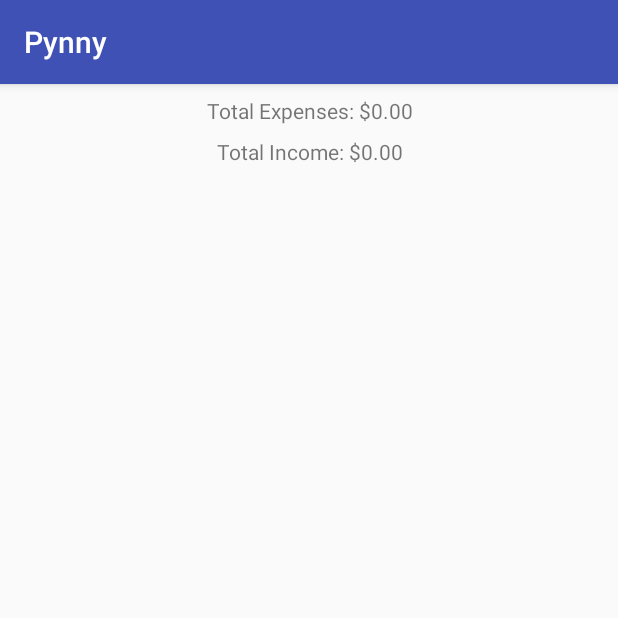
After one commit to zach-king/PynnyAndroid, an Android app: the ReportingActivity screen opened directly, with no data from a screen before it, on a phone screen of 412 x 824 dp, the top half of it. The commit adds this screen. Run offline under Robolectric (Android 15) with nearby library versions, the phone set to English and light mode, and no system bars.

Commit message:
reporting page started; total expenses and total income set

```diff
--- a/app/build.gradle
+++ b/app/build.gradle
@@ -24,8 +24,8 @@ dependencies {
     androidTestCompile('com.android.support.test.espresso:espresso-core:2.2.2', {
         exclude group: 'com.android.support', module: 'support-annotations'
     })
-    compile 'com.android.support:appcompat-v7:25.+'
+    compile 'com.android.support:appcompat-v7:25.3.1'
     compile 'com.android.support.constraint:constraint-layout:1.0.2'
-    compile 'com.android.support:design:25.+'
+    compile 'com.android.support:design:25.3.1'
     testCompile 'junit:junit:4.12'
 }
--- a/app/src/main/AndroidManifest.xml
+++ b/app/src/main/AndroidManifest.xml
@@ -49,12 +49,16 @@
         <activity
             android:name=".activities.create.CreateCategoryActivity"
             android:parentActivityName=".activities.all.AllCategoriesActivity" />
-        <activity android:name=".activities.create.CreateWalletActivity"
-            android:parentActivityName=".activities.all.AllWalletsActivity"/>
-        <activity android:name=".activities.create.CreateTransactionActivity"
-            android:parentActivityName=".activities.all.AllTransactionsActivity"/>
-        <activity android:name=".activities.create.CreateBudgetActivity"
-            android:parentActivityName=".activities.all.AllBudgetsActivity"></activity>
+        <activity
+            android:name=".activities.create.CreateWalletActivity"
+            android:parentActivityName=".activities.all.AllWalletsActivity" />
+        <activity
+            android:name=".activities.create.CreateTransactionActivity"
+            android:parentActivityName=".activities.all.AllTransactionsActivity" />
+        <activity
+            android:name=".activities.create.CreateBudgetActivity"
+            android:parentActivityName=".activities.all.AllBudgetsActivity" />
+        <activity android:name=".activities.reporting.ReportingActivity"></activity>
     </application>
 
 </manifest>
--- a/app/src/main/java/king/zach/pynny/MainActivity.java
+++ b/app/src/main/java/king/zach/pynny/MainActivity.java
@@ -9,6 +9,7 @@ import king.zach.pynny.activities.all.AllBudgetsActivity;
 import king.zach.pynny.activities.all.AllCategoriesActivity;
 import king.zach.pynny.activities.all.AllTransactionsActivity;
 import king.zach.pynny.activities.all.AllWalletsActivity;
+import king.zach.pynny.activities.reporting.ReportingActivity;
 
 public class MainActivity extends AppCompatActivity {
 
@@ -38,4 +39,9 @@ public class MainActivity extends AppCompatActivity {
         Intent intent = new Intent(this, AllBudgetsActivity.class);
         startActivity(intent);
     }
+
+    public void viewReport(View view) {
+        Intent intent = new Intent(this, ReportingActivity.class);
+        startActivity(intent);
+    }
 }
--- /dev/null
+++ b/app/src/main/java/king/zach/pynny/activities/reporting/ReportingActivity.java
@@ -0,0 +1,50 @@
+package king.zach.pynny.activities.reporting;
+
+import android.support.v7.app.AppCompatActivity;
+import android.os.Bundle;
+import android.widget.TextView;
+
+import king.zach.pynny.R;
+import king.zach.pynny.database.models.Report;
+import king.zach.pynny.utils.ReportingUtil;
+
+public class ReportingActivity extends AppCompatActivity {
+
+    private static String TAG = "ReportingActivity";
+
+    private ReportingUtil reportingUtil;
+    private Report report;
+
+    private TextView tvTotalExpenses;
+    private TextView tvTotalIncome;
+
+    @Override
+    protected void onCreate(Bundle savedInstanceState) {
+        super.onCreate(savedInstanceState);
+        setContentView(R.layout.activity_reporting);
+
+        if (reportingUtil == null) {
+            reportingUtil = ReportingUtil.getInstance(this.getApplicationContext());
+        }
+
+        if (tvTotalExpenses == null) {
+            tvTotalExpenses = (TextView) findViewById(R.id.tvTotalExpenses);
+        }
+
+        if (tvTotalIncome == null) {
+            tvTotalIncome = (TextView) findViewById(R.id.tvTotalIncome);
+        }
+
+
+        // Get the report
+        report = reportingUtil.generateReport();
+
+        // Set widget values
+        showReport();
+    }
+
+    private void showReport() {
+        tvTotalExpenses.setText(getResources().getString(R.string.total_expenses, report.totalExpenses));
+        tvTotalIncome.setText(getResources().getString(R.string.total_income, report.totalIncome));
+    }
+}
--- a/app/src/main/java/king/zach/pynny/database/PynnyDBHandler.java
+++ b/app/src/main/java/king/zach/pynny/database/PynnyDBHandler.java
@@ -229,7 +229,12 @@ public class PynnyDBHandler extends SQLiteOpenHelper {
 
         // Propagate the effects of the transaction to the corresponding wallet
         Log.v(TAG, "Deducting transaction amount from wallet balance");
-        transaction.getWallet().setBalance(transaction.getWallet().getBalance() - transaction.getAmount());
+        if (transaction.getCategory().getIsIncome()) {
+            transaction.getWallet().setBalance(transaction.getWallet().getBalance() + transaction.getAmount());
+        } else {
+            transaction.getWallet().setBalance(transaction.getWallet().getBalance() - transaction.getAmount());
+        }
+
         successful = this.updateWallet(transaction.getWallet());
         if (!successful)
             return false;
@@ -549,4 +554,42 @@ public class PynnyDBHandler extends SQLiteOpenHelper {
         return false;
     }
 
+    public double getTotalExpenses() {
+        double total = 0.0;
+        SQLiteDatabase db = this.getReadableDatabase();
+        String query = "SELECT SUM(" + COLUMN_TRANSACTION_AMOUNT + ") FROM (SELECT " + COLUMN_TRANSACTION_AMOUNT + " FROM " + TABLE_TRANSACTIONS + " JOIN " + TABLE_CATEGORIES +
+                " ON " + TABLE_TRANSACTIONS + "." + COLUMN_TRANSACTION_CATEGORY + " = " + TABLE_CATEGORIES + "." + COLUMN_CATEGORY_ID +
+                " WHERE " + TABLE_CATEGORIES + "." + COLUMN_CATEGORY_IS_INCOME + " = 0)";
+
+        Log.i(TAG, "Running query: " + query);
+        Cursor cursor = db.rawQuery(query, null);
+
+        if (cursor.moveToNext()) {
+            total = cursor.getDouble(0);
+        }
+
+        cursor.close();
+
+        return total;
+    }
+
+    public double getTotalIncome() {
+        double total = 0.0;
+        SQLiteDatabase db = this.getReadableDatabase();
+        String query = "SELECT SUM(" + COLUMN_TRANSACTION_AMOUNT + ") FROM (SELECT " + COLUMN_TRANSACTION_AMOUNT + " FROM " + TABLE_TRANSACTIONS + " JOIN " + TABLE_CATEGORIES +
+                " ON " + TABLE_TRANSACTIONS + "." + COLUMN_TRANSACTION_CATEGORY + " = " + TABLE_CATEGORIES + "." + COLUMN_CATEGORY_ID +
+                " WHERE " + TABLE_CATEGORIES + "." + COLUMN_CATEGORY_IS_INCOME + " = 1)";
+
+        Log.i(TAG, "Running query: " + query);
+        Cursor cursor = db.rawQuery(query, null);
+
+        if (cursor.moveToNext()) {
+            total = cursor.getDouble(0);
+        }
+
+        cursor.close();
+
+        return total;
+    }
+
 }
--- /dev/null
+++ b/app/src/main/java/king/zach/pynny/database/models/Report.java
@@ -0,0 +1,37 @@
+package king.zach.pynny.database.models;
+
+import android.util.Pair;
+
+import java.util.LinkedList;
+import java.util.UUID;
+
+import king.zach.pynny.utils.TimeUtil;
+
+/**
+ * Created by zachking on 11/13/17.
+ */
+
+public class Report {
+
+    private static long sReportCount = 0;
+
+    public long id;
+    public String createdAt;
+
+    public double totalExpenses;
+    public double totalIncome;
+
+    public LinkedList<Pair<String, Double>> expenseByWallet;
+    public LinkedList<Pair<String, Double>> incomeByWallet;
+
+    public LinkedList<Pair<String, Double>> spendingByCategory;
+
+    public long transactionsCount;
+
+    public Report() {
+        this.id = sReportCount;
+        this.createdAt = TimeUtil.getCurrentTimeString();
+
+        sReportCount++;
+    }
+}
--- /dev/null
+++ b/app/src/main/java/king/zach/pynny/utils/ReportingUtil.java
@@ -0,0 +1,43 @@
+package king.zach.pynny.utils;
+
+import android.content.Context;
+import android.database.Cursor;
+import android.database.sqlite.SQLiteDatabase;
+
+import king.zach.pynny.database.PynnyDBHandler;
+import king.zach.pynny.database.models.Report;
+
+/**
+ * Created by zachking on 11/13/17.
+ *
+ * Defines various helper functions for
+ * reporting functionality.
+ */
+
+public class ReportingUtil {
+
+    // Use the singleton design pattern
+    private static ReportingUtil sInstance;
+    private Context context;
+    private PynnyDBHandler dbHandler;
+
+    private ReportingUtil(Context context) {
+        dbHandler = PynnyDBHandler.getInstance(context);
+    }
+
+    public static synchronized ReportingUtil getInstance(Context context) {
+        if (sInstance == null) {
+            sInstance = new ReportingUtil(context.getApplicationContext());
+        }
+
+        return sInstance;
+    }
+
+    public Report generateReport() {
+        Report report = new Report();
+        report.totalExpenses = dbHandler.getTotalExpenses();
+        report.totalIncome = dbHandler.getTotalIncome();
+        return report;
+    }
+
+}
--- a/app/src/main/res/layout/activity_main.xml
+++ b/app/src/main/res/layout/activity_main.xml
@@ -55,7 +55,7 @@
 
     <Button
         android:id="@+id/btnViewAllBudgets"
-        android:layout_width="match_parent"
+        android:layout_width="0dp"
         android:layout_height="wrap_content"
         android:layout_marginLeft="8dp"
         android:layout_marginRight="8dp"
@@ -64,6 +64,22 @@
         android:text="@string/all_budgets_label"
         app:layout_constraintLeft_toLeftOf="parent"
         app:layout_constraintRight_toRightOf="parent"
-        app:layout_constraintTop_toBottomOf="@+id/btnViewAllTransactions" />
+        app:layout_constraintTop_toBottomOf="@+id/btnViewAllTransactions"
+        android:layout_marginStart="8dp"
+        android:layout_marginEnd="8dp" />
+
+    <Button
+        android:id="@+id/btnGetReport"
+        android:layout_width="0dp"
+        android:layout_height="wrap_content"
+        android:layout_marginBottom="16dp"
+        android:layout_marginLeft="8dp"
+        android:layout_marginRight="8dp"
+        android:onClick="viewReport"
+        android:text="@string/get_report"
+        app:layout_constraintBottom_toBottomOf="parent"
+        app:layout_constraintHorizontal_bias="0.0"
+        app:layout_constraintLeft_toLeftOf="parent"
+        app:layout_constraintRight_toRightOf="parent" />
 
 </android.support.constraint.ConstraintLayout>
--- /dev/null
+++ b/app/src/main/res/layout/activity_reporting.xml
@@ -0,0 +1,34 @@
+<?xml version="1.0" encoding="utf-8"?>
+<android.support.constraint.ConstraintLayout xmlns:android="http://schemas.android.com/apk/res/android"
+    xmlns:app="http://schemas.android.com/apk/res-auto"
+    xmlns:tools="http://schemas.android.com/tools"
+    android:layout_width="match_parent"
+    android:layout_height="match_parent"
+    tools:context="king.zach.pynny.activities.reporting.ReportingActivity">
+
+    <TextView
+        android:id="@+id/tvTotalExpenses"
+        android:layout_width="0dp"
+        android:layout_height="wrap_content"
+        android:layout_marginLeft="8dp"
+        android:layout_marginRight="8dp"
+        android:layout_marginTop="8dp"
+        android:text="TextView"
+        android:textAlignment="center"
+        app:layout_constraintLeft_toLeftOf="parent"
+        app:layout_constraintRight_toRightOf="parent"
+        app:layout_constraintTop_toTopOf="parent" />
+
+    <TextView
+        android:id="@+id/tvTotalIncome"
+        android:layout_width="0dp"
+        android:layout_height="wrap_content"
+        android:layout_marginLeft="8dp"
+        android:layout_marginRight="8dp"
+        android:layout_marginTop="8dp"
+        android:text="TextView"
+        android:textAlignment="center"
+        app:layout_constraintLeft_toLeftOf="parent"
+        app:layout_constraintRight_toRightOf="parent"
+        app:layout_constraintTop_toBottomOf="@+id/tvTotalExpenses" />
+</android.support.constraint.ConstraintLayout>
--- a/app/src/main/res/values/strings.xml
+++ b/app/src/main/res/values/strings.xml
@@ -25,4 +25,8 @@
     <string name="create_budget_goal_label">Goal</string>
     <string name="create_budget_submit_btn">Create Budget</string>
     <string name="one_transaction_delete_btn_label">Delete Transaction</string>
+    <string name="get_report">View Report</string>
+
+    <string name="total_expenses">Total Expenses: $%1$.2f</string>
+    <string name="total_income">Total Income: $%1$.2f</string>
 </resources>
```
